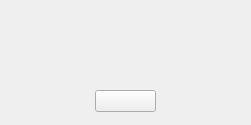
Before: the Qt Designer form Thesaurus/Exceptions/exceptionwindow.ui in Euclidis/Thesaurus, drawn with Qt 5.
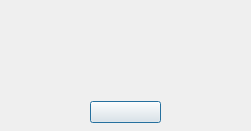
After: the same form once the commit is applied.

Commit message:
Re-create ExceptionWindow
Пересоздал окно исключений, унаследовав его от QDialog, а не BaseWindow.
Немного откорректировал иерархию заголовочных файлов.

Diff of the .ui file:
```diff
--- a/Thesaurus/Exceptions/exceptionwindow.ui
+++ b/Thesaurus/Exceptions/exceptionwindow.ui
@@ -1,13 +1,13 @@
 <?xml version="1.0" encoding="UTF-8"?>
 <ui version="4.0">
  <class>ExceptionWindow</class>
- <widget class="QWidget" name="ExceptionWindow">
+ <widget class="QDialog" name="ExceptionWindow">
   <property name="geometry">
    <rect>
     <x>0</x>
     <y>0</y>
     <width>251</width>
-    <height>125</height>
+    <height>131</height>
    </rect>
   </property>
   <property name="windowTitle">
@@ -19,7 +19,7 @@
      <x>10</x>
      <y>10</y>
      <width>231</width>
-     <height>71</height>
+     <height>80</height>
     </rect>
    </property>
    <layout class="QVBoxLayout" name="verticalLayout">
@@ -38,9 +38,9 @@
   <widget class="QWidget" name="verticalLayoutWidget_2">
    <property name="geometry">
     <rect>
-     <x>95</x>
-     <y>89</y>
-     <width>61</width>
+     <x>90</x>
+     <y>100</y>
+     <width>71</width>
      <height>25</height>
     </rect>
    </property>
```
Left out of the diff: 2 changed lines with no effect on the pictures. The commit also changes 27 other files.
